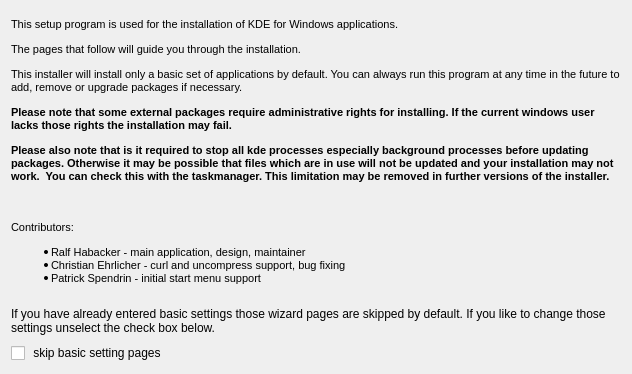
Above: gui/themes/main/titlepage.ui from KDE/kdewin-installer before the change. Below: the same form after it.
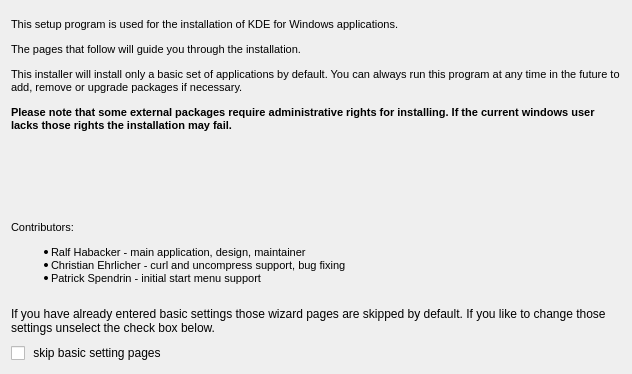
That is the form after the change.

Commit message: removed application killing note, in the last months there were no problem reports.

Patch:
```diff
--- a/gui/themes/main/titlepage.ui
+++ b/gui/themes/main/titlepage.ui
@@ -69,9 +69,7 @@
 &lt;p style=" margin-top:12px; margin-bottom:12px; margin-left:0px; margin-right:0px; -qt-block-indent:0; text-indent:0px; font-size:8pt;">This setup program is used for the installation of KDE for Windows applications.&lt;/p>
 &lt;p style=" margin-top:12px; margin-bottom:12px; margin-left:0px; margin-right:0px; -qt-block-indent:0; text-indent:0px; font-size:8pt;">The pages that follow will guide you through the installation. &lt;/p>
 &lt;p style=" margin-top:12px; margin-bottom:12px; margin-left:0px; margin-right:0px; -qt-block-indent:0; text-indent:0px; font-size:8pt;">This installer will install only a basic set of applications by default. You can always run this program at any time in the future to add, remove or upgrade packages if necessary. &lt;/p>
-&lt;p style=" margin-top:12px; margin-bottom:12px; margin-left:0px; margin-right:0px; -qt-block-indent:0; text-indent:0px; font-size:8pt;">&lt;span style=" font-weight:600;">Please note that some external packages require administrative rights for installing. If the current windows user lacks those rights the installation may fail.&lt;/span>&lt;/p>
-&lt;p style=" margin-top:12px; margin-bottom:12px; margin-left:0px; margin-right:0px; -qt-block-indent:0; text-indent:0px; font-size:8pt; font-weight:600;">Please also note that is it required to stop all kde processes especially background processes before updating packages. Otherwise it may be possible that files which are in use will not be updated and your installation may not work.  You can check this with the taskmanager. This limitation may be removed in further versions of the installer. &lt;/p>
-&lt;p style="-qt-paragraph-type:empty; margin-top:12px; margin-bottom:12px; margin-left:0px; margin-right:0px; -qt-block-indent:0; text-indent:0px; font-size:8pt; font-weight:600;">&lt;/p>&lt;/body>&lt;/html></string>
+&lt;p style=" margin-top:12px; margin-bottom:12px; margin-left:0px; margin-right:0px; -qt-block-indent:0; text-indent:0px; font-size:8pt;">&lt;span style=" font-weight:600;">Please note that some external packages require administrative rights for installing. If the current windows user lacks those rights the installation may fail.&lt;/span>&lt;/p>&lt;/body>&lt;/html></string>
      </property>
      <property name="textFormat" >
       <enum>Qt::RichText</enum>
```
Left out of the diff: 6 changed lines with no effect on the pictures.
